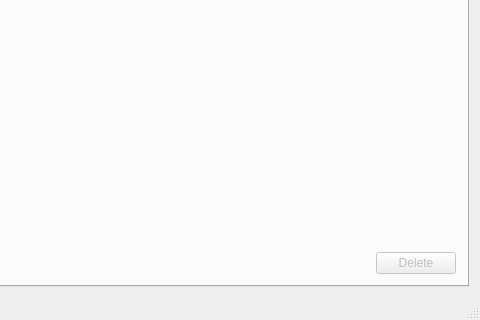
tdegeus/chroto, file src/mainwindow.ui: the form before one commit; both pictures show x 440 to 920 and y 265 to 585 of the 920 by 585 pixel window.
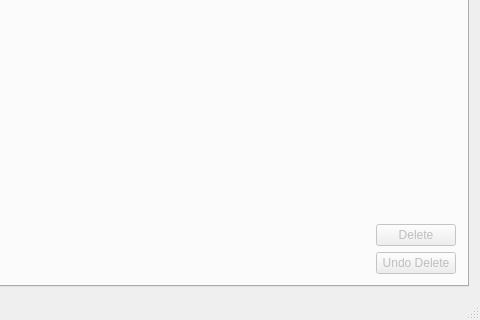
The form after the commit. The open tabs and pages were chosen to show the change.

Commit message: Added button on T3 to reinsert last deleted

What changed in the file:
```diff
--- a/src/mainwindow.ui
+++ b/src/mainwindow.ui
@@ -1166,6 +1166,16 @@
             </property>
            </widget>
           </item>
+          <item>
+           <widget class="QPushButton" name="pushButtonT3_undoDel">
+            <property name="enabled">
+             <bool>false</bool>
+            </property>
+            <property name="text">
+             <string>Undo Delete</string>
+            </property>
+           </widget>
+          </item>
          </layout>
         </item>
        </layout>
```
Left out of the diff: 2 changed lines with no effect on the pictures. The commit also changes 2 other files.
